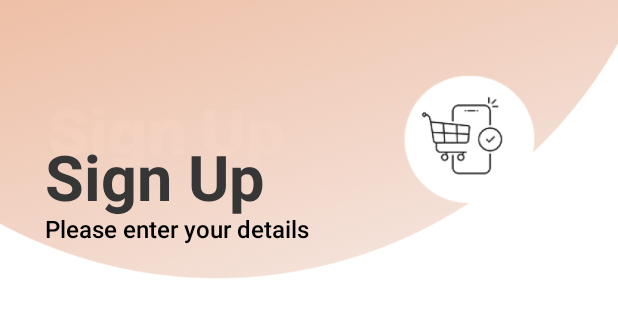
After one commit to D-Arshad-Dazai-Dimash/SmartCartProject, an Android app built with Jetpack Compose: the @Preview function SignUpScreen, on a phone screen of 412 x 824 dp. The commit adds this screen. Shown: the top 317 px of the screen. Run offline under Robolectric (Android 15) with nearby library versions, the phone set to English and light mode, and no system bars.

Commit message:
Just added sign up text

```diff
--- a/app/src/main/java/com/example/myapplication/ui/Navigation.kt
+++ b/app/src/main/java/com/example/myapplication/ui/Navigation.kt
@@ -14,8 +14,8 @@ fun SetupNavGraph(navController: NavHostController) {
 
     NavHost(navController = navController, startDestination = "welcome") {
         composable("welcome") {
-            WelcomeScreen(navController)
-//            WelcomeScreen()
+//            WelcomeScreen(navController)
+            WelcomeScreen()
         }
 //        composable("login") { LoginScreen(navController) }
         composable("home") { HomeScreen(navController) }
--- /dev/null
+++ b/app/src/main/java/com/example/myapplication/ui/screens/SignUpScreen.kt
@@ -0,0 +1,66 @@
+package com.example.myapplication.ui.screens
+
+import androidx.compose.foundation.Image
+import androidx.compose.foundation.background
+import androidx.compose.foundation.layout.Box
+import androidx.compose.foundation.layout.Column
+import androidx.compose.foundation.layout.WindowInsets
+import androidx.compose.foundation.layout.consumeWindowInsets
+import androidx.compose.foundation.layout.fillMaxSize
+import androidx.compose.foundation.layout.fillMaxWidth
+import androidx.compose.foundation.layout.padding
+import androidx.compose.foundation.layout.size
+import androidx.compose.foundation.layout.systemBars
+import androidx.compose.foundation.layout.systemBarsPadding
+import androidx.compose.material3.Text
+import androidx.compose.runtime.Composable
+import androidx.compose.runtime.getValue
+import androidx.compose.runtime.mutableStateOf
+import androidx.compose.runtime.remember
+import androidx.compose.runtime.setValue
+import androidx.compose.ui.Modifier
+import androidx.compose.ui.graphics.Color
+import androidx.compose.ui.layout.ContentScale
+import androidx.compose.ui.res.painterResource
+import androidx.compose.ui.text.TextStyle
+import androidx.compose.ui.text.font.FontFamily
+import androidx.compose.ui.text.font.FontWeight
+import androidx.compose.ui.tooling.preview.Preview
+import androidx.compose.ui.unit.dp
+import androidx.compose.ui.unit.sp
+import com.example.myapplication.R
+
+@Preview(showBackground = true)
+@Composable
+fun SignUpScreen() {
+    var name by remember { mutableStateOf("") }
+    var email by remember { mutableStateOf("") }
+    var password by remember { mutableStateOf("") }
+    var confirmPassword by remember { mutableStateOf("") }
+    Box(){
+        Box(
+            modifier = Modifier
+                .background(Color.Gray)
+                .systemBarsPadding()
+                .consumeWindowInsets(WindowInsets.systemBars)
+        ) {
+            Image(
+                painter = painterResource(id = R.drawable.signup),
+                contentDescription = "Background Image",
+                modifier = Modifier
+                    .fillMaxSize(),
+                contentScale = ContentScale.Crop
+            )
+        }
+        Column(modifier = Modifier
+            .fillMaxSize()
+            .padding(horizontal = 30.dp)){
+            Column(modifier = Modifier.padding(top = 95.dp).fillMaxWidth()) {
+                Text("Sign Up" , style = TextStyle(fontSize = 42.sp), fontWeight = FontWeight.W700 , color = Color(0xFF363636))
+                Text("Please enter your details" , style = TextStyle(fontSize = 16.sp) , fontWeight = FontWeight.SemiBold )
+            }
+            Column(modifier = Modifier.fillMaxSize()) {  }
+
+        }
+    }
+}
```
Also changed, not shown: app/src/main/java/com/example/myapplication/ui/screens/LoginScreen.kt (+0 -53 lines), app/src/main/java/com/example/myapplication/ui/screens/WelcomeScreen.kt (+5 -3 lines), app/src/main/res/drawable/signup.png.
